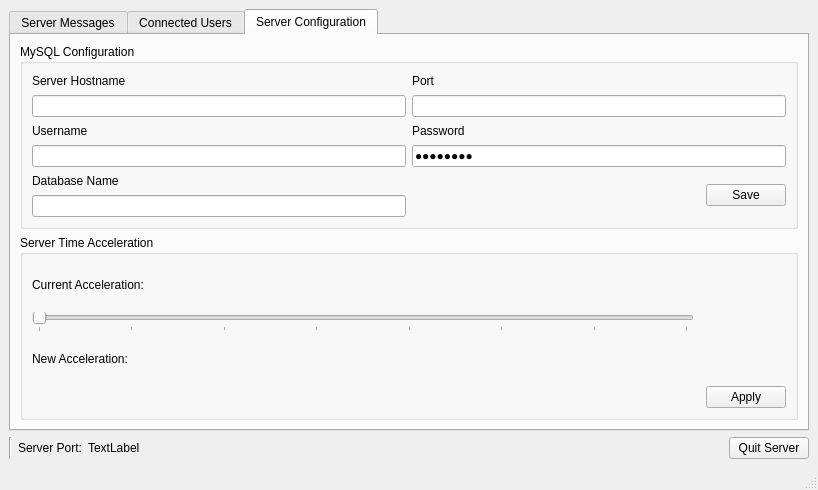
Qt form Server/serverapp.ui (jacob-swanson/PixSpace) before a commit.
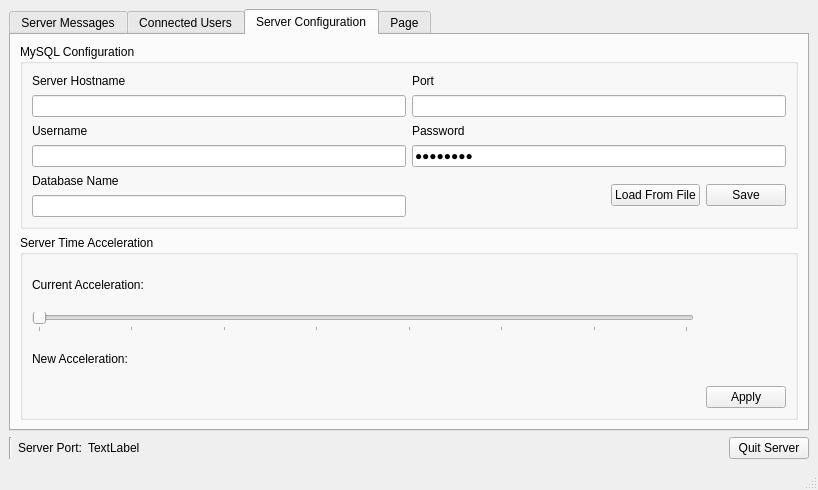
The same form after that commit. The open tabs and pages were chosen to show the change. Icons and pictures are not drawn.

Commit message: added functionality to server app to be able to load and save information to a config.dat file via the load/save buttons

What changed in the file:
```diff
--- a/Server/serverapp.ui
+++ b/Server/serverapp.ui
@@ -155,6 +155,13 @@
                  </property>
                 </spacer>
                </item>
+               <item>
+                <widget class="QPushButton" name="loadSQL">
+                 <property name="text">
+                  <string>Load From File</string>
+                 </property>
+                </widget>
+               </item>
                <item>
                 <widget class="QPushButton" name="saveSQL">
                  <property name="text">
@@ -237,6 +244,11 @@
         </item>
        </layout>
       </widget>
+      <widget class="QWidget" name="tab_3">
+       <attribute name="title">
+        <string>Page</string>
+       </attribute>
+      </widget>
      </widget>
     </item>
     <item>
```
Left out of the diff: 34 changed lines with no effect on the pictures. The commit also changes 2 other files.
